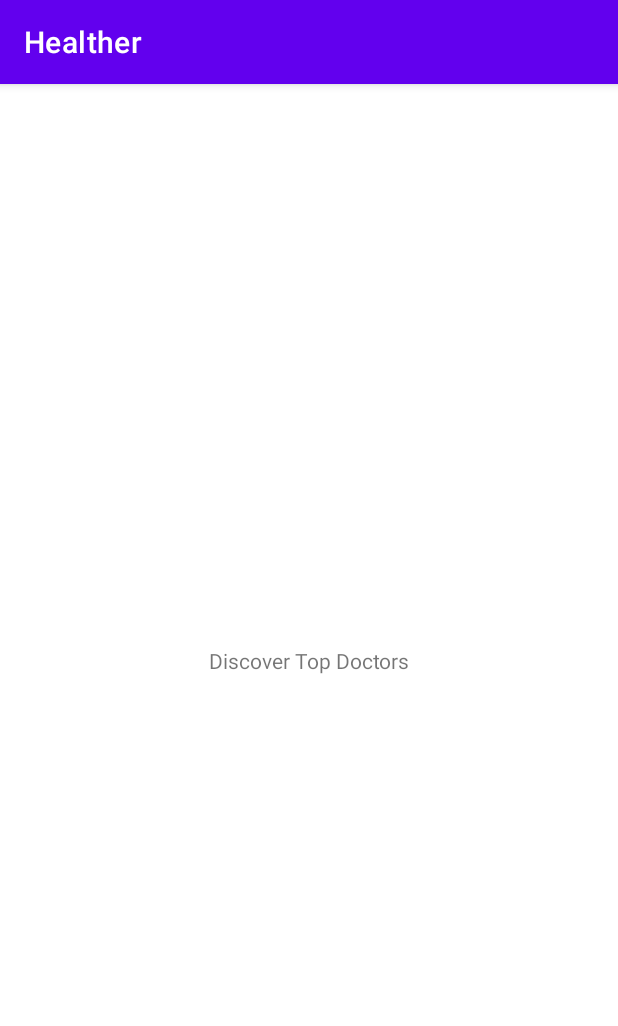
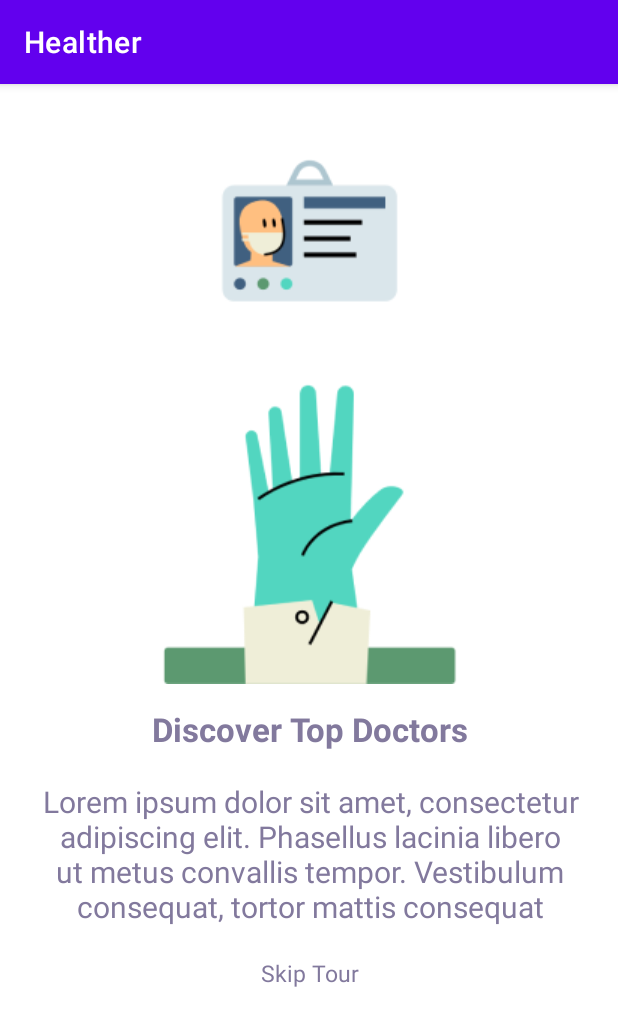
Before and after one commit to nastyavlass/PracticaPM01, an Android app: the screen it shows after launch (OnboardActivity), on a phone screen of 412 x 824 dp. Shown: the top 1026 px of the screen. Run offline under Robolectric (Android 15) with nearby library versions, the light colour scheme and no system bars.

Commit message:
добавила картинки, текст, исправила id

```diff
--- a/app/src/main/res/layout/fragment_onboard_one.xml
+++ b/app/src/main/res/layout/fragment_onboard_one.xml
@@ -6,12 +6,52 @@
     android:layout_height="match_parent">
 
     <TextView
-        android:id="@+id/textView"
+        android:id="@+id/texTitleOnboard1"
         android:layout_width="wrap_content"
         android:layout_height="wrap_content"
+        android:layout_marginTop="15dp"
         android:text="@string/onboard1_title"
-        app:layout_constraintBottom_toBottomOf="parent"
+        android:textColor="@color/purple"
+        android:textStyle="bold"
+        android:textSize="22sp"
+        app:layout_constraintEnd_toEndOf="@+id/imageOnboard1"
+        app:layout_constraintStart_toStartOf="@+id/imageOnboard1"
+        app:layout_constraintTop_toBottomOf="@+id/imageOnboard1" />
+
+    <ImageView
+        android:id="@+id/imageOnboard1"
+        android:layout_width="wrap_content"
+        android:layout_height="wrap_content"
+        android:layout_marginTop="50dp"
         app:layout_constraintEnd_toEndOf="parent"
         app:layout_constraintStart_toStartOf="parent"
-        app:layout_constraintTop_toTopOf="parent" />
+        app:layout_constraintTop_toTopOf="parent"
+        app:srcCompat="@drawable/bg_onboard_one" />
+
+    <TextView
+        android:id="@+id/textOnboard1"
+        android:layout_width="wrap_content"
+        android:layout_height="wrap_content"
+        android:textColor="@color/purple"
+        android:layout_marginTop="20dp"
+        android:layout_marginStart="50dp"
+        android:layout_marginEnd="50dp"
+        android:gravity="center"
+        android:text="@string/onboard1_information"
+        android:textSize="20sp"
+        app:layout_constraintEnd_toEndOf="@+id/imageOnboard1"
+        app:layout_constraintStart_toStartOf="@+id/imageOnboard1"
+        app:layout_constraintTop_toBottomOf="@+id/texTitleOnboard1" />
+
+    <TextView
+        android:id="@+id/textSkipOnboard1"
+        android:layout_width="wrap_content"
+        android:layout_height="wrap_content"
+        android:layout_marginTop="20dp"
+        android:text="@string/skip"
+        android:textColor="@color/purple"
+        android:textSize="15sp"
+        app:layout_constraintEnd_toEndOf="@+id/textOnboard1"
+        app:layout_constraintStart_toStartOf="@+id/textOnboard1"
+        app:layout_constraintTop_toBottomOf="@+id/textOnboard1" />
 </androidx.constraintlayout.widget.ConstraintLayout>
--- a/app/src/main/res/values/colors.xml
+++ b/app/src/main/res/values/colors.xml
@@ -7,4 +7,5 @@
     <color name="teal_700">#FF018786</color>
     <color name="black">#FF000000</color>
     <color name="white">#FFFFFFFF</color>
+    <color name="purple">#82799D</color>
 </resources>
```
Also changed, not shown: app/src/main/res/layout/fragment_onboard_three.xml (+41 -2 lines), app/src/main/res/layout/fragment_onboard_two.xml (+43 -2 lines), app/src/main/res/drawable/bg_onboard_one.png (added), app/src/main/res/drawable/bg_onboard_three.png (added), app/src/main/res/drawable/bg_onboard_two.png (added).
